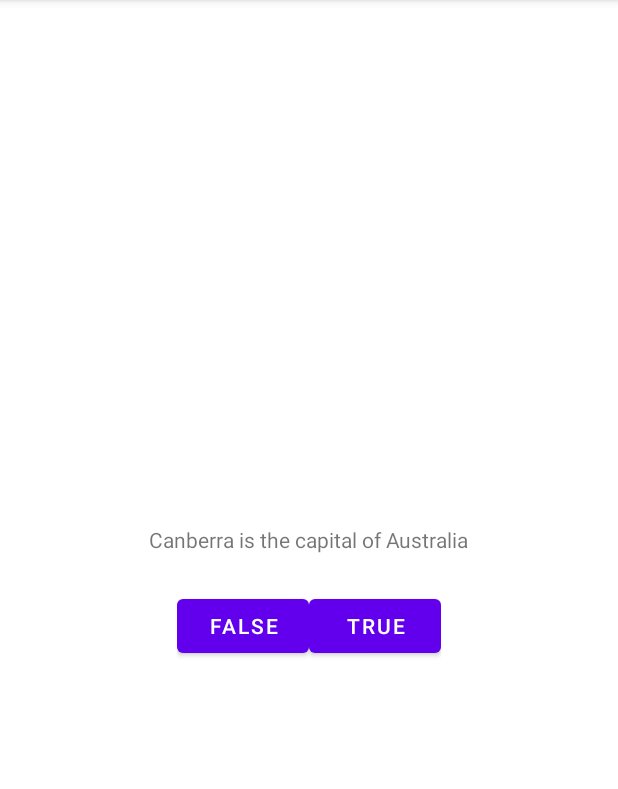
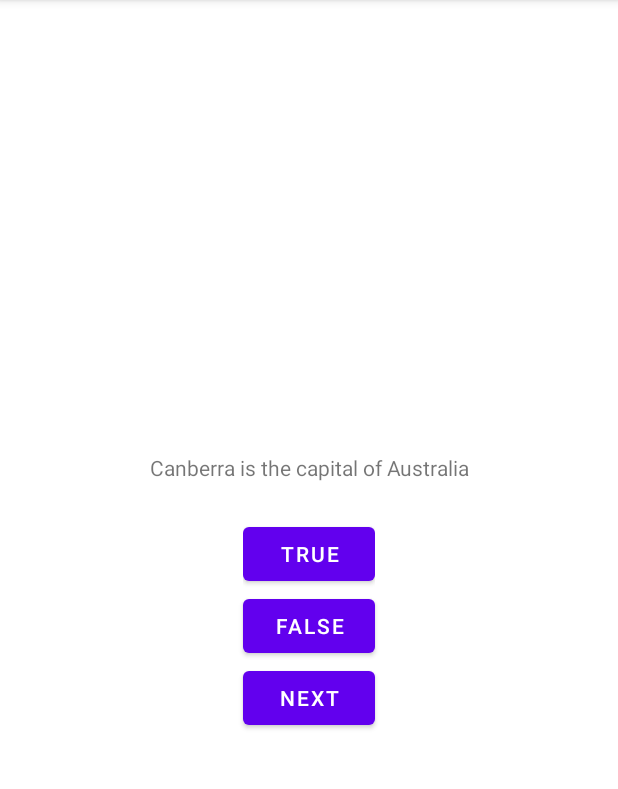
Before and after one commit to Shur-a/firstgit, an Android app: the screen it shows after launch (MainActivity), on a phone screen of 412 x 824 dp, the part 84-873 px from its top. Run offline under Robolectric (Android 15) with nearby library versions, the phone set to English and light mode, and no system bars.

Commit message:
second_part

```diff
--- a/app/src/main/java/com/example/trygit/MainActivity.kt
+++ b/app/src/main/java/com/example/trygit/MainActivity.kt
@@ -4,23 +4,35 @@ import androidx.appcompat.app.AppCompatActivity
 import android.os.Bundle
 import android.view.View
 import android.widget.Button
+import android.widget.TextView
 import android.widget.Toast
 
 class MainActivity : AppCompatActivity() {
     private lateinit var trueButton:Button
     private lateinit var fasleButton:Button
+    private lateinit var  nextButton:Button
+    private  lateinit var  questionTextView: TextView
+    private val questionBank= listOf(
+        Questions(R.string.text1,true),
+        Questions(R.string.questions_oceans,true),
+        Questions(R.string.question_mideast,false),
+        Questions(R.string.question_africa,false),
+        Questions(R.string.question_americas,true),
+        Questions(R.string.question_asia,true)
+    )
+    private  var currentIndex=0
     override fun onCreate(savedInstanceState: Bundle?) {
         super.onCreate(savedInstanceState)
         setContentView(R.layout.activity_main)
         trueButton = findViewById(R.id.tru)
         fasleButton = findViewById(R.id.fals)
+        nextButton=findViewById(R.id.next_button)
+        questionTextView=findViewById((R.id.question_text_view))
         trueButton.setOnClickListener{ view: View ->
         Toast.makeText(
             this,
             R.string.correct_toast,
             Toast.LENGTH_SHORT).show()
-
-
         }
         fasleButton.setOnClickListener { view: View ->
         Toast.makeText(
@@ -28,9 +40,16 @@ class MainActivity : AppCompatActivity() {
             this,
             R.string.incorrect_toast,
             Toast.LENGTH_SHORT).show()
-
-
-
+        }
+        fun updateQuestion(){
+            val questionTextResId=questionBank[currentIndex].textResId
+            questionTextView.setText(questionTextResId)
+        }
+        val questionTextResId=questionBank[currentIndex].textResId
+        questionTextView.setText(questionTextResId)
+        nextButton.setOnClickListener {
+            currentIndex=(currentIndex + 1)% questionBank.size
+            updateQuestion()
         }
     }
 }
--- /dev/null
+++ b/app/src/main/java/com/example/trygit/Questions.kt
@@ -0,0 +1,5 @@
+package com.example.trygit
+
+import androidx.annotation.StringRes
+
+data class Questions(@StringRes val textResId:Int,val answer:Boolean)
--- a/app/src/main/res/layout/activity_main.xml
+++ b/app/src/main/res/layout/activity_main.xml
@@ -1,26 +1,25 @@
 <?xml version="1.0" encoding="utf-8"?>
 <LinearLayout
     xmlns:android="http://schemas.android.com/apk/res/android"
+    xmlns:tools="http://schemas.android.com/tools"
     android:layout_width="match_parent"
     android:layout_height="match_parent"
     android:gravity="center"
     android:orientation="vertical"
+
     >
 
     <TextView
+        android:id="@+id/question_text_view"
         android:layout_width="wrap_content"
         android:layout_height="wrap_content"
-        android:text="@string/text1"
+        android:gravity="center"
         android:padding="24dp"
+        tools:text="@string/text1"
         />
     <LinearLayout
         android:layout_width="wrap_content"
         android:layout_height="wrap_content">
-        <Button
-            android:id="@+id/fals"
-            android:layout_width="wrap_content"
-            android:layout_height="wrap_content"
-            android:text="@string/fals" />
 
         <Button
             android:id="@+id/tru"
@@ -29,8 +28,21 @@
             android:text="@string/tru" />
 
     </LinearLayout>
+    <LinearLayout
+        android:layout_width="wrap_content"
+        android:layout_height="wrap_content">
 
+    </LinearLayout>
 
+    <Button
+        android:id="@+id/fals"
+        android:layout_width="wrap_content"
+        android:layout_height="wrap_content"
+        android:text="@string/fals" />
 
-
+    <Button
+        android:id="@+id/next_button"
+        android:layout_width="wrap_content"
+        android:layout_height="wrap_content"
+        android:text="@string/next_button" />
 </LinearLayout>
--- a/app/src/main/res/values/strings.xml
+++ b/app/src/main/res/values/strings.xml
@@ -5,4 +5,12 @@
     <string name="text1">Canberra is the capital of Australia</string>
     <string name="correct_toast">Correct!</string>
     <string name="incorrect_toast">Incorrect!</string>
+    <string name="questions_oceans">The Pacific Ocean is larger than the Atlantic Ocean.</string>
+    <string name="question_mideast">The Suez Canal connects the Red Sea and the Indian Ocean.</string>
+    <string name="question_africa">The source of the Nile River is in Egypt.</string>
+    <string name="question_americas">The Amazon River is the longest river in the Americas.</string>
+    <string name="question_asia">Lake Baikal is the world\'s oldest and deepest freshwater lake.</string>
+    <string name="next_button">Next</string>
+
+
 </resources>
```
